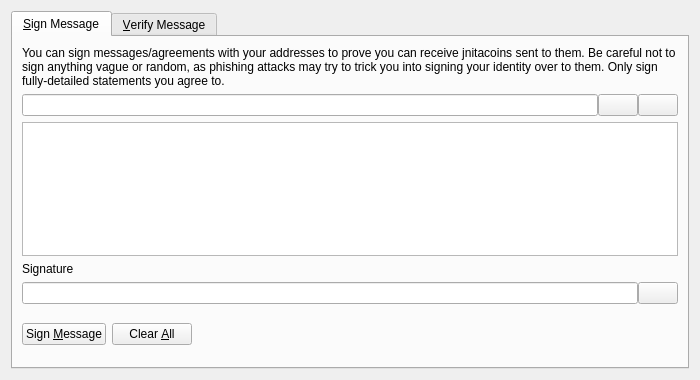
zzcasper/Joash-Coin-Sources, file src/qt/forms/signverifymessagedialog.ui: the form before one commit.
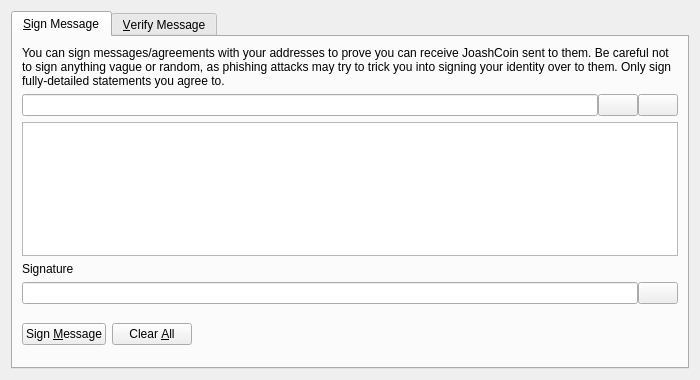
The form after the commit. Icons and pictures are not drawn. Custom widgets are drawn as their Qt base class.

The edit to the form file:
```diff
--- a/src/qt/forms/signverifymessagedialog.ui
+++ b/src/qt/forms/signverifymessagedialog.ui
@@ -30,7 +30,7 @@
        <item>
         <widget class="QLabel" name="infoLabel_SM">
          <property name="text">
-          <string>You can sign messages/agreements with your addresses to prove you can receive jnitacoins sent to them. Be careful not to sign anything vague or random, as phishing attacks may try to trick you into signing your identity over to them. Only sign fully-detailed statements you agree to.</string>
+          <string>You can sign messages/agreements with your addresses to prove you can receive JoashCoin sent to them. Be careful not to sign anything vague or random, as phishing attacks may try to trick you into signing your identity over to them. Only sign fully-detailed statements you agree to.</string>
          </property>
          <property name="textFormat">
           <enum>Qt::PlainText</enum>
```
Left out of the diff: 44 changed lines with no effect on the pictures.
